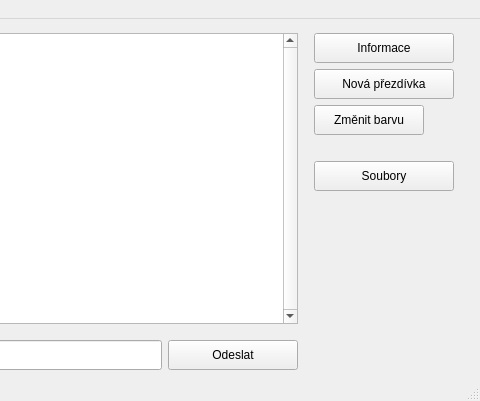
This is crypto_chat/chatwindow.ui in RxiPland/crypto_chat as Qt 5 draws it before an edit; both pictures show x 210 to 690 and y 0 to 401 of the 690 by 401 pixel window. The edited form follows.
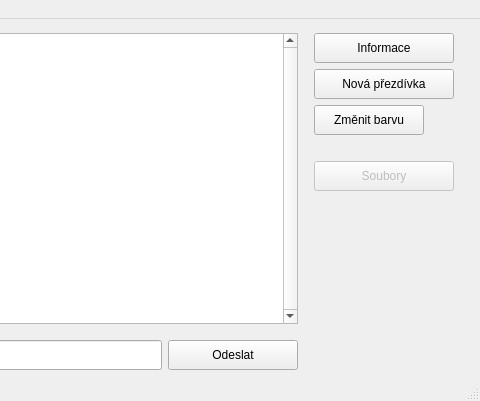
This is the edited form. Icons and pictures are not drawn.

```diff
--- a/crypto_chat/chatwindow.ui
+++ b/crypto_chat/chatwindow.ui
@@ -264,6 +264,9 @@
         </item>
         <item>
          <widget class="QPushButton" name="pushButton_5">
+          <property name="enabled">
+           <bool>false</bool>
+          </property>
           <property name="minimumSize">
            <size>
             <width>110</width>
```
Left out of the diff: 5 changed lines with no effect on the pictures.
